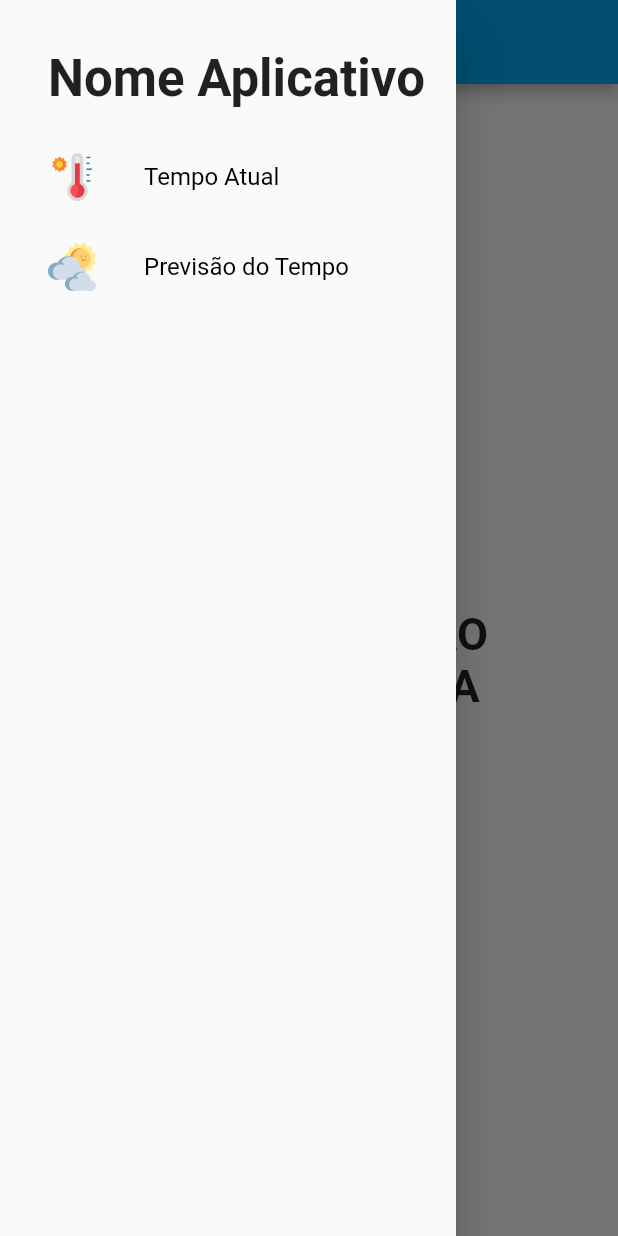
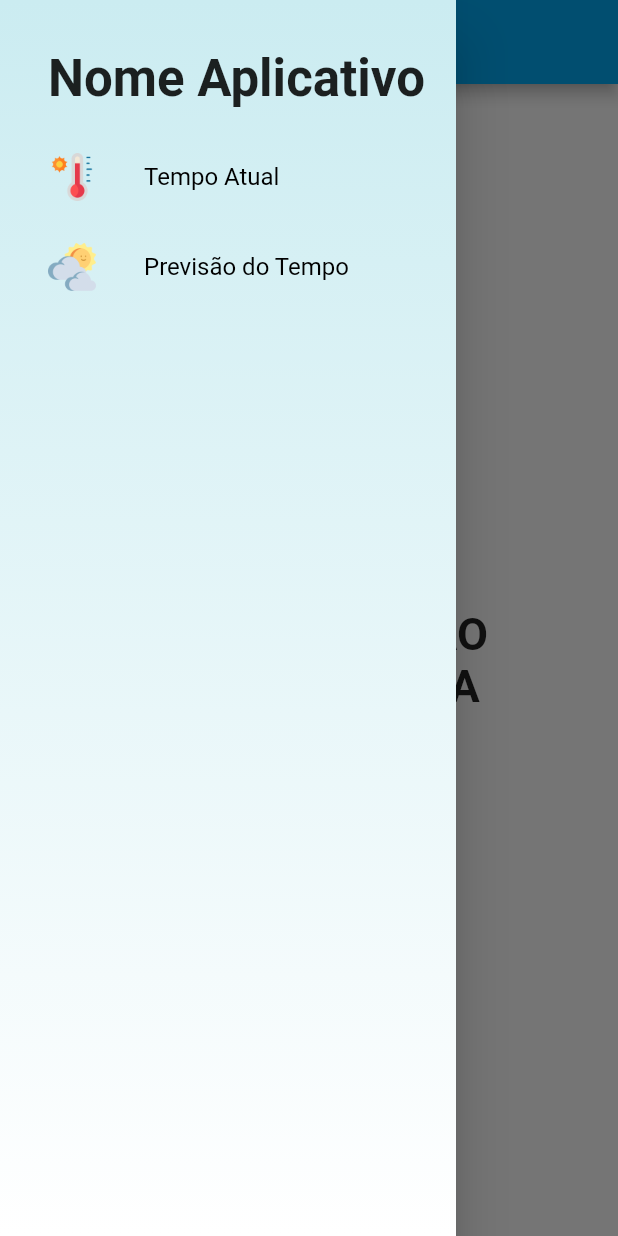
Before and after one commit to ashwurz/-weather-_forecast, a Flutter app: the WeatherForecast screen opened directly with empty values, with the side drawer open, on a phone screen of 412 x 824 dp. Run offline on Flutter 3.47's test engine with Material 2 defaults, Android fonts, the light colour scheme and no system bars; network calls fail.

Commit message:
Alterações visuais no drawer

```diff
--- a/lib/Pages/WeatherForecast.dart
+++ b/lib/Pages/WeatherForecast.dart
@@ -3,7 +3,6 @@ import 'package:flutter/material.dart';
 import 'package:previsao_tempo/Tiles/DrawerTile.dart';
 
 class WeatherForecast extends StatefulWidget {
-
   final PageController pageController;
 
   WeatherForecast(this.pageController);
@@ -13,7 +12,6 @@ class WeatherForecast extends StatefulWidget {
 }
 
 class _WeatherForecastState extends State<WeatherForecast> {
-
   final PageController pageController;
 
   _WeatherForecastState(this.pageController);
@@ -43,7 +41,16 @@ class _WeatherForecastState extends State<WeatherForecast> {
 
   Widget _buildDrawer() {
     return Drawer(
-      child: ListView(
+      child: Stack(
+        children: <Widget>[
+          Container(
+            decoration: BoxDecoration(
+                gradient: LinearGradient(
+                    colors: [Color.fromARGB(255, 203, 236, 241), Colors.white],
+                    begin: Alignment.topCenter,
+                    end: Alignment.bottomCenter)),
+          ),
+          ListView(
             padding: EdgeInsets.only(left: 32.0, top: 16.0),
             children: <Widget>[
               Container(
@@ -75,6 +82,8 @@ class _WeatherForecastState extends State<WeatherForecast> {
                   pageController),
             ],
           ),
+        ],
+      ),
     );
   }
 }
--- a/lib/Tiles/DrawerTile.dart
+++ b/lib/Tiles/DrawerTile.dart
@@ -7,24 +7,17 @@ class DrawerTile extends StatelessWidget {
   final int page;
   final PageController pageController;
 
-
-  DrawerTile(this.image, this.text, this.page,this.pageController);
+  DrawerTile(this.image, this.text, this.page, this.pageController);
 
   @override
   Widget build(BuildContext context) {
     return Material(
+        color: Colors.transparent,
         child: GestureDetector(
           child: InkWell(
             onTap: () {
               Navigator.of(context).pop();
               pageController.jumpToPage(page);
-          // if (page == 1) {
-          //   Navigator.push(context,
-          //       MaterialPageRoute(builder: (context) => new HomePage()));
-          // } else if (page == 2) {
-          //   Navigator.push(context,
-          //       MaterialPageRoute(builder: (context) => new WeatherForecast()));
-          // }
             },
             child: Container(
               height: 60.0,
```
Also changed, not shown: lib/Pages/HomePage.dart (+12 -1 lines), pubspec.lock. Lines whose indentation alone changed are shown as unchanged.
